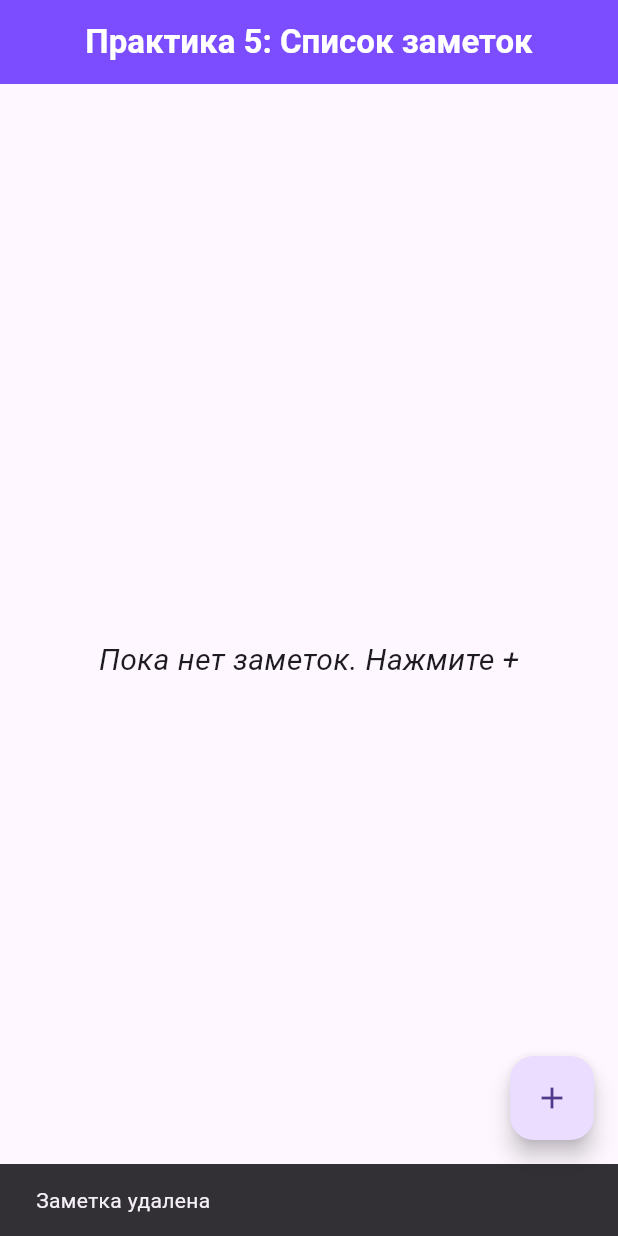
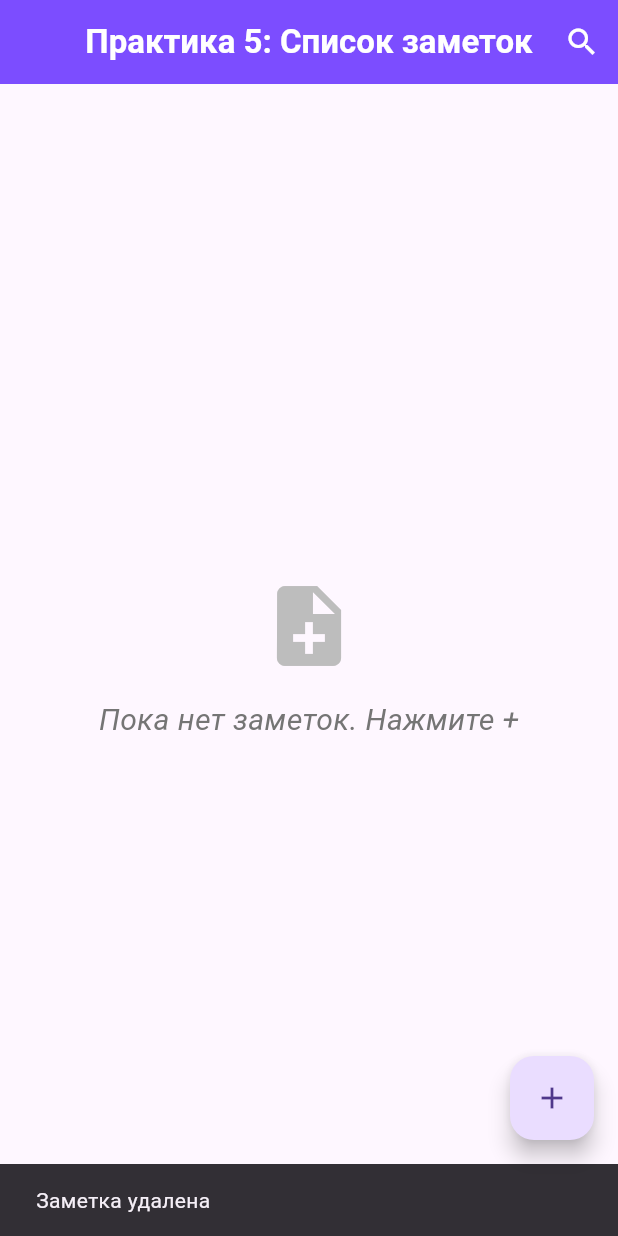
Before and after one commit to Kirus1930/PKS_Task_5, a Flutter app: the screen it shows after launch, after a tap on the "delete outline" icon, on a phone screen of 412 x 824 dp. Run offline on Flutter 3.47's test engine with Material 3 defaults, Android fonts, the phone set to English and light mode, and no system bars.

Commit message:
Update main.dart

```diff
--- a/flutter_simple_notes_eremin/lib/main.dart
+++ b/flutter_simple_notes_eremin/lib/main.dart
@@ -30,13 +30,60 @@ class _NotesPageState extends State<NotesPage> {
     Note(id: '1', title: 'Пример', body: 'Это пример заметки'),
   ];
 
+  final TextEditingController _searchController = TextEditingController();
+  List<Note> _filteredNotes = [];
+  bool _isSearching = false;
+
+  @override
+  void initState() {
+    super.initState();
+    _filteredNotes = _notes;
+    _searchController.addListener(_filterNotes);
+  }
+
+  @override
+  void dispose() {
+    _searchController.dispose();
+    super.dispose();
+  }
+
+  void _filterNotes() {
+    final query = _searchController.text.toLowerCase();
+    setState(() {
+      if (query.isEmpty) {
+        _filteredNotes = _notes;
+      } else {
+        _filteredNotes = _notes
+            .where((note) => note.title.toLowerCase().contains(query))
+            .toList();
+      }
+    });
+  }
+
+  void _startSearch() {
+    setState(() {
+      _isSearching = true;
+    });
+  }
+
+  void _stopSearch() {
+    setState(() {
+      _isSearching = false;
+      _searchController.clear();
+      _filteredNotes = _notes;
+    });
+  }
+
   Future<void> _addNote() async {
     final newNote = await Navigator.push<Note>(
       context,
       MaterialPageRoute(builder: (_) => EditNotePage()),
     );
     if (newNote != null) {
-      setState(() => _notes.add(newNote));
+      setState(() {
+        _notes.add(newNote);
+        _filterNotes(); // Обновляем фильтрацию после добавления
+      });
     }
   }
 
@@ -49,12 +96,16 @@ class _NotesPageState extends State<NotesPage> {
       setState(() {
         final i = _notes.indexWhere((n) => n.id == updated.id);
         if (i != -1) _notes[i] = updated;
+        _filterNotes(); // Обновляем фильтрацию после редактирования
       });
     }
   }
 
   void _delete(Note note) {
-    setState(() => _notes.removeWhere((n) => n.id == note.id));
+    setState(() {
+      _notes.removeWhere((n) => n.id == note.id);
+      _filterNotes(); // Обновляем фильтрацию после удаления
+    });
     ScaffoldMessenger.of(
       context,
     ).showSnackBar(const SnackBar(content: Text('Заметка удалена')));
@@ -64,28 +115,73 @@ class _NotesPageState extends State<NotesPage> {
   Widget build(BuildContext context) {
     return Scaffold(
       appBar: AppBar(
-        title: Text(
-          'Практика 5: Список заметок',
-          style: TextStyle(fontWeight: FontWeight.w600, color: Colors.white),
-        ),
+        title: _isSearching
+            ? TextField(
+                controller: _searchController,
+                autofocus: true,
+                style: const TextStyle(color: Colors.white),
+                decoration: const InputDecoration(
+                  hintText: 'Поиск по заголовку...',
+                  hintStyle: TextStyle(color: Colors.white70),
+                  border: InputBorder.none,
+                ),
+              )
+            : Text(
+                'Практика 5: Список заметок',
+                style: TextStyle(
+                  fontWeight: FontWeight.w600,
+                  color: Colors.white,
+                ),
+              ),
         centerTitle: true,
         backgroundColor: Colors.deepPurpleAccent,
+        actions: [
+          if (_isSearching)
+            IconButton(
+              icon: const Icon(Icons.close, color: Colors.white),
+              onPressed: _stopSearch,
+            )
+          else
+            IconButton(
+              icon: const Icon(Icons.search, color: Colors.white),
+              onPressed: _startSearch,
+            ),
+        ],
       ),
       floatingActionButton: FloatingActionButton(
         onPressed: _addNote,
         child: const Icon(Icons.add),
       ),
-      body: _notes.isEmpty
-          ? const Center(
-              child: Text(
-                'Пока нет заметок. Нажмите +',
-                style: TextStyle(fontStyle: FontStyle.italic, fontSize: 20),
+      body: _filteredNotes.isEmpty
+          ? Center(
+              child: Column(
+                mainAxisAlignment: MainAxisAlignment.center,
+                children: [
+                  Icon(
+                    _searchController.text.isEmpty
+                        ? Icons.note_add
+                        : Icons.search_off,
+                    size: 64,
+                    color: Colors.grey.shade400,
+                  ),
+                  const SizedBox(height: 16),
+                  Text(
+                    _searchController.text.isEmpty
+                        ? 'Пока нет заметок. Нажмите +'
+                        : 'Заметки не найдены',
+                    style: TextStyle(
+                      fontStyle: FontStyle.italic,
+                      fontSize: 20,
+                      color: Colors.grey.shade600,
+                    ),
+                  ),
+                ],
               ),
             )
           : ListView.builder(
-              itemCount: _notes.length,
+              itemCount: _filteredNotes.length,
               itemBuilder: (context, i) {
-                final note = _notes[i];
+                final note = _filteredNotes[i];
                 return Container(
                   margin: const EdgeInsets.symmetric(
                     horizontal: 8,
@@ -96,7 +192,7 @@ class _NotesPageState extends State<NotesPage> {
                     borderRadius: BorderRadius.circular(8),
                     boxShadow: [
                       BoxShadow(
-                        color: const Color.fromARGB(255, 234, 231, 231),
+                        color: const Color.fromARGB(255, 243, 240, 240),
                         blurRadius: 2,
                         offset: const Offset(0, 1),
                       ),
```
